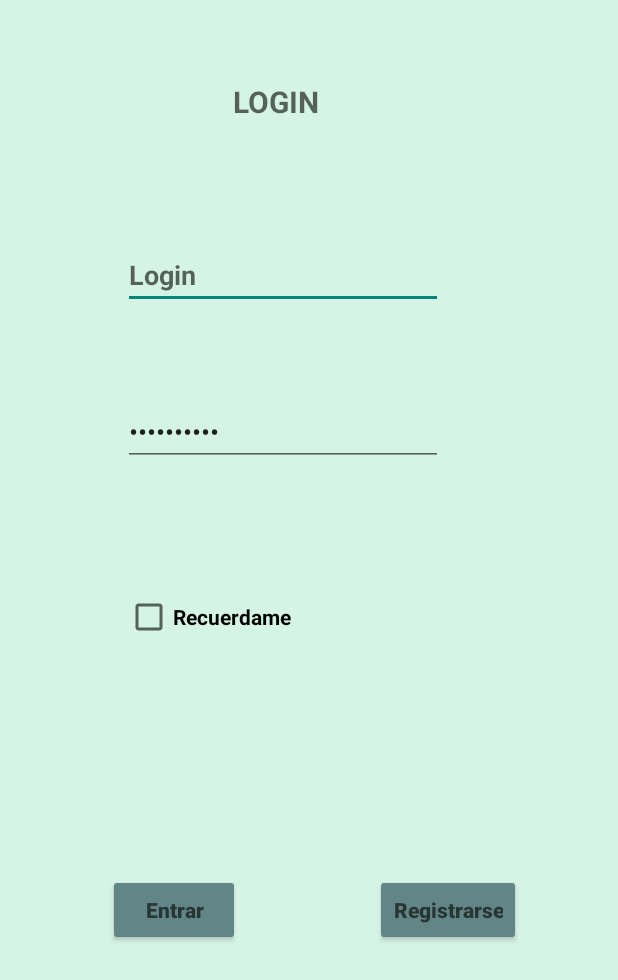
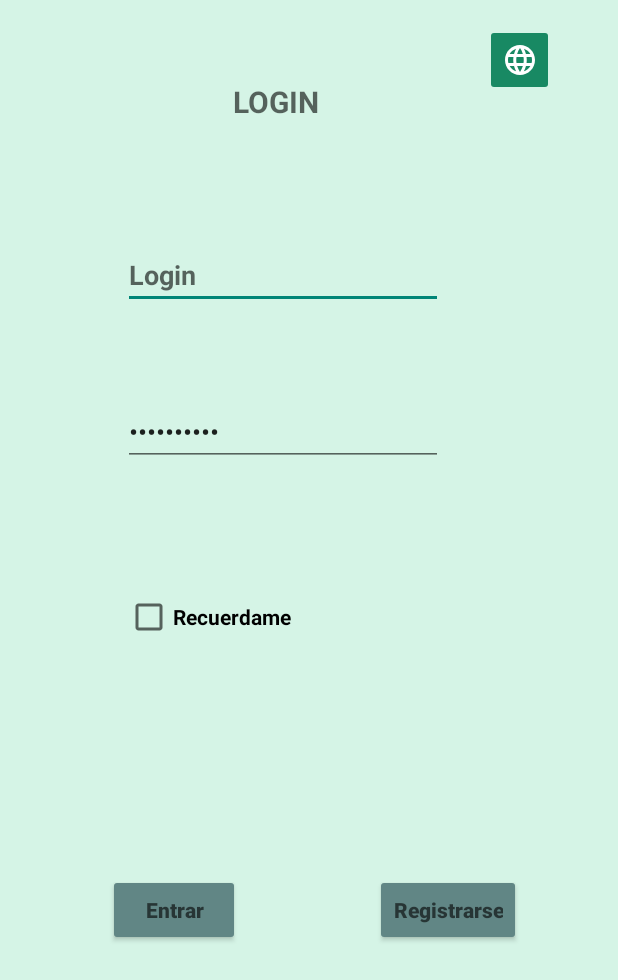
Before and after one commit to RodyArmoa/Grupo3_PMD, an Android app: the screen it shows after launch (LoginActivity), on a phone screen of 412 x 824 dp. Shown: the top 980 px of the screen. Run offline under Robolectric (Android 15) with nearby library versions, the phone set to English and light mode, and no system bars; Roboto replaces fonts that are not available here.

Commit message:
Se añade MultiIdiomas a la app

```diff
--- a/app/src/main/java/com/example/grupo3_app/LoginActivity.java
+++ b/app/src/main/java/com/example/grupo3_app/LoginActivity.java
@@ -6,19 +6,32 @@
 import androidx.activity.result.contract.ActivityResultContracts;
 import androidx.appcompat.app.AppCompatActivity;
 
+import android.app.Activity;
+import android.app.AlertDialog;
 import android.content.Context;
+import android.content.DialogInterface;
 import android.content.Intent;
 import android.content.SharedPreferences;
+import android.content.res.Configuration;
 import android.graphics.drawable.Drawable;
 import android.os.Bundle;
 import android.text.TextWatcher;
 import android.util.Log;
 import android.view.View;
+import android.widget.AdapterView;
+import android.widget.ArrayAdapter;
 import android.widget.Button;
 import android.widget.CheckBox;
 import android.widget.CompoundButton;
 import android.widget.EditText;
+import android.widget.ImageButton;
+import android.widget.Spinner;
 import android.widget.Toast;
+
+import java.util.ArrayList;
+import java.util.Arrays;
+import java.util.List;
+import java.util.Locale;
 
 public class LoginActivity extends AppCompatActivity {
     private EditText etNombre, etpassword;
@@ -26,6 +39,8 @@
     private CheckBox checkBox;
     private boolean existeUsuario = false;
     private SharedPreferences mPrefs;
+    private ImageButton btnChangeLanguage;
+
 
     private int attemps = 0;
 
@@ -37,14 +52,18 @@
         super.onCreate(savedInstanceState);
         setContentView(R.layout.activity_login);
 
+//----Llamada a los metodos de Multi Idiomas----///
+        buttonSetup();
+        loadLocale();
 
+        //---- Se genera un sharedpreference para el REMEMBERME-----//
         mPrefs = getSharedPreferences(PREF_NAME, MODE_PRIVATE);
 
 
         bindWidget();
         resizeIcons();
         setupWidgetEventListener();
-        getPreferencesData();
+        getPreferencesData();//se llama al metodo de guarado de REMEMBERME
 
 
         ActivityResultLauncher<Intent> startForResult = registerForActivityResult(new ActivityResultContracts.StartActivityForResult(), new ActivityResultCallback<ActivityResult>() {
@@ -73,6 +92,7 @@
 
 
     }
+
 
     private void resizeIcons() {
 
@@ -204,4 +224,58 @@
     }
 //----Fin de la Comprobacion del campo está vacio---------------//
 
+
+    //-----------Multi Idiomas------------------------//
+
+    private void buttonSetup() {
+        btnChangeLanguage = findViewById(R.id.btn_change_language);
+        btnChangeLanguage.setOnClickListener(new View.OnClickListener() {
+            @Override
+            public void onClick(View v) {
+                showChangeLanguageDialog();
+            }
+        });
+    }
+
+    private void showChangeLanguageDialog() {
+        final String[] listItems = {"English", "Euskera", "Italiano"};
+        AlertDialog.Builder mBuilder = new AlertDialog.Builder(LoginActivity.this);
+        mBuilder.setTitle("Choose Language");
+        mBuilder.setSingleChoiceItems(listItems, -1, new DialogInterface.OnClickListener() {
+            @Override
+            public void onClick(DialogInterface dialog, int i) {
+                if (i == 0) {
+                    setLocale("en");
+                } else if (i == 1) {
+                    setLocale("eu");
+                } else if (i == 2) {
+                    setLocale("it");
+                }
+
+                dialog.dismiss();
+            }
+        });
+
+        AlertDialog mDialog = mBuilder.create();
+        mDialog.show();
+    }
+
+    private void setLocale(String lang) {
+        Locale locale = new Locale(lang);
+        Locale.setDefault(locale);
+        Configuration config = new Configuration();
+        config.locale = locale;
+        getBaseContext().getResources().updateConfiguration(config,
+                getBaseContext().getResources().getDisplayMetrics());
+        SharedPreferences.Editor editor = getSharedPreferences("Settings", MODE_PRIVATE).edit();
+        editor.putString("My_Lang", lang);
+        editor.apply();
+    }
+
+    private void loadLocale() {
+        SharedPreferences prefs = getSharedPreferences("Settings", Activity.MODE_PRIVATE);
+        String language = prefs.getString("My_Lang", "");
+        setLocale(language);
+    }
+    //-----------FIN DEL Multi Idiomas--------------
 }
--- /dev/null
+++ b/app/src/main/res/drawable/ic_language_multiioma.xml
@@ -0,0 +1,5 @@
+<vector android:height="24dp" android:tint="#FFFFFF"
+    android:viewportHeight="24" android:viewportWidth="24"
+    android:width="24dp" xmlns:android="http://schemas.android.com/apk/res/android">
+    <path android:fillColor="@android:color/white" android:pathData="M11.99,2C6.47,2 2,6.48 2,12s4.47,10 9.99,10C17.52,22 22,17.52 22,12S17.52,2 11.99,2zM18.92,8h-2.95c-0.32,-1.25 -0.78,-2.45 -1.38,-3.56 1.84,0.63 3.37,1.91 4.33,3.56zM12,4.04c0.83,1.2 1.48,2.53 1.91,3.96h-3.82c0.43,-1.43 1.08,-2.76 1.91,-3.96zM4.26,14C4.1,13.36 4,12.69 4,12s0.1,-1.36 0.26,-2h3.38c-0.08,0.66 -0.14,1.32 -0.14,2 0,0.68 0.06,1.34 0.14,2L4.26,14zM5.08,16h2.95c0.32,1.25 0.78,2.45 1.38,3.56 -1.84,-0.63 -3.37,-1.9 -4.33,-3.56zM8.03,8L5.08,8c0.96,-1.66 2.49,-2.93 4.33,-3.56C8.81,5.55 8.35,6.75 8.03,8zM12,19.96c-0.83,-1.2 -1.48,-2.53 -1.91,-3.96h3.82c-0.43,1.43 -1.08,2.76 -1.91,3.96zM14.34,14L9.66,14c-0.09,-0.66 -0.16,-1.32 -0.16,-2 0,-0.68 0.07,-1.35 0.16,-2h4.68c0.09,0.65 0.16,1.32 0.16,2 0,0.68 -0.07,1.34 -0.16,2zM14.59,19.56c0.6,-1.11 1.06,-2.31 1.38,-3.56h2.95c-0.96,1.65 -2.49,2.93 -4.33,3.56zM16.36,14c0.08,-0.66 0.14,-1.32 0.14,-2 0,-0.68 -0.06,-1.34 -0.14,-2h3.38c0.16,0.64 0.26,1.31 0.26,2s-0.1,1.36 -0.26,2h-3.38z"/>
+</vector>
--- a/app/src/main/res/layout/activity_login.xml
+++ b/app/src/main/res/layout/activity_login.xml
@@ -96,4 +96,17 @@
         app:layout_constraintStart_toStartOf="parent"
         app:layout_constraintTop_toTopOf="parent"
         app:layout_constraintVertical_bias="0.341" />
+    "
+
+    <ImageButton
+        android:id="@+id/btn_change_language"
+        android:layout_width="46dp"
+        android:layout_height="48dp"
+        android:layout_marginTop="16dp"
+        android:src="@drawable/ic_language_multiioma"
+        app:layout_constraintEnd_toEndOf="parent"
+        app:layout_constraintHorizontal_bias="0.884"
+        app:layout_constraintStart_toStartOf="parent"
+        app:layout_constraintTop_toTopOf="parent"
+        android:backgroundTint="@color/color1"/>
 </androidx.constraintlayout.widget.ConstraintLayout>
--- a/app/src/main/res/values/strings.xml
+++ b/app/src/main/res/values/strings.xml
@@ -1,4 +1,5 @@
 <resources>
+    <string name="spinner_english">English</string>
     <string name="app_name">Grupo3_app</string>
 
     <string name="error_communication">Error de comunicacion</string>
```
Also changed, not shown: 3 other files.
